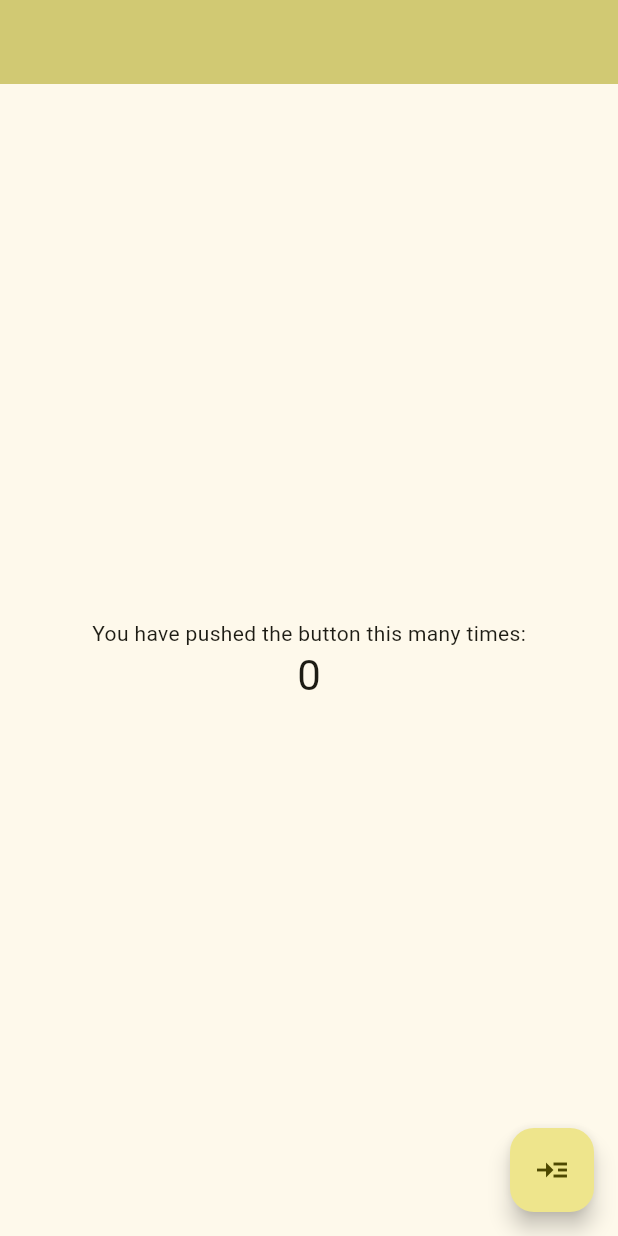
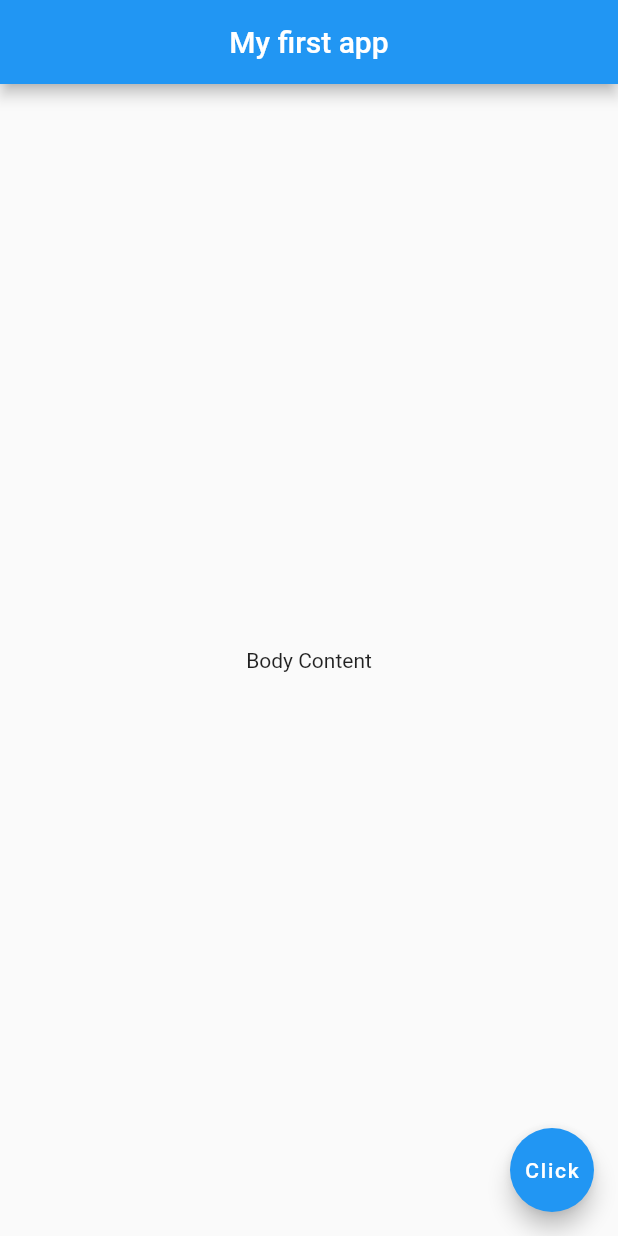
Before and after one commit to tahajadid/flutter_first_app, a Flutter app: the screen it shows after launch, on a phone screen of 412 x 824 dp. Run offline on Flutter 3.47's test engine with Material 2 defaults, Android fonts, the phone set to English and light mode, and no system bars.

Commit message:
re-doing the code

```diff
--- a/lib/main.dart
+++ b/lib/main.dart
@@ -1,127 +1,19 @@
 import 'package:flutter/material.dart';
 
 void main() {
-  runApp(const MyApp());
-}
-
-class MyApp extends StatelessWidget {
-  const MyApp({super.key});
-
-  // This widget is the root of your application.
-  @override
-  Widget build(BuildContext context) {
-    return MaterialApp(
-      title: 'Flutter Demo',
-      theme: ThemeData(
-        // This is the theme of your application.
-        //
-        // TRY THIS: Try running your application with "flutter run". You'll see
-        // the application has a blue toolbar. Then, without quitting the app,
-        // try changing the seedColor in the colorScheme below to Colors.green
-        // and then invoke "hot reload" (save your changes or press the "hot
-        // reload" button in a Flutter-supported IDE, or press "r" if you used
-        // the command line to start the app).
-        //
-        // Notice that the counter didn't reset back to zero; the application
-        // state is not lost during the reload. To reset the state, use hot
-        // restart instead.
-        //
-        // This works for code too, not just values: Most code changes can be
-        // tested with just a hot reload.
-        colorScheme:
-            ColorScheme.fromSeed(seedColor: Color.fromARGB(255, 242, 229, 40)),
-        useMaterial3: true,
-      ),
-      home: const MyHomePage(title: ''),
-    );
-  }
-}
-
-class MyHomePage extends StatefulWidget {
-  const MyHomePage({super.key, required this.title});
-
-  // This widget is the home page of your application. It is stateful, meaning
-  // that it has a State object (defined below) that contains fields that affect
-  // how it looks.
-
-  // This class is the configuration for the state. It holds the values (in this
-  // case the title) provided by the parent (in this case the App widget) and
-  // used by the build method of the State. Fields in a Widget subclass are
-  // always marked "final".
-
-  final String title;
-
-  @override
-  State<MyHomePage> createState() => _MyHomePageState();
-}
-
-class _MyHomePageState extends State<MyHomePage> {
-  int _counter = 0;
-
-  void _incrementCounter() {
-    setState(() {
-      // This call to setState tells the Flutter framework that something has
-      // changed in this State, which causes it to rerun the build method below
-      // so that the display can reflect the updated values. If we changed
-      // _counter without calling setState(), then the build method would not be
-      // called again, and so nothing would appear to happen.
-      _counter++;
-    });
-  }
-
-  @override
-  Widget build(BuildContext context) {
-    // This method is rerun every time setState is called, for instance as done
-    // by the _incrementCounter method above.
-    //
-    // The Flutter framework has been optimized to make rerunning build methods
-    // fast, so that you can just rebuild anything that needs updating rather
-    // than having to individually change instances of widgets.
-    return Scaffold(
+  runApp(MaterialApp(
+    home: Scaffold(
       appBar: AppBar(
-        // TRY THIS: Try changing the color here to a specific color (to
-        // Colors.amber, perhaps?) and trigger a hot reload to see the AppBar
-        // change color while the other colors stay the same.
-        backgroundColor: Theme.of(context).colorScheme.inversePrimary,
-        // Here we take the value from the MyHomePage object that was created by
-        // the App.build method, and use it to set our appbar title.
-        title: Text(widget.title),
+        title: Text("My first app"),
+        centerTitle: true,
       ),
       body: Center(
-        // Center is a layout widget. It takes a single child and positions it
-        // in the middle of the parent.
-        child: Column(
-          // Column is also a layout widget. It takes a list of children and
-          // arranges them vertically. By default, it sizes itself to fit its
-          // children horizontally, and tries to be as tall as its parent.
-          //
-          // Column has various properties to control how it sizes itself and
-          // how it positions its children. Here we use mainAxisAlignment to
-          // center the children vertically; the main axis here is the vertical
-          // axis because Columns are vertical (the cross axis would be
-          // horizontal).
-          //
-          // TRY THIS: Invoke "debug painting" (choose the "Toggle Debug Paint"
-          // action in the IDE, or press "p" in the console), to see the
-          // wireframe for each widget
-          mainAxisAlignment: MainAxisAlignment.center,
-          children: <Widget>[
-            const Text(
-              'You have pushed the button this many times:',
-            ),
-            Text(
-              '$_counter',
-              style: Theme.of(context).textTheme.headlineMedium,
-            ),
-            SizedBox()
-          ],
-        ),
+        child: Text("Body Content"),
       ),
       floatingActionButton: FloatingActionButton(
-        onPressed: _incrementCounter,
-        tooltip: 'Increment',
-        child: const Icon(Icons.read_more),
-      ), // This trailing comma makes auto-formatting nicer for build methods.
-    );
-  }
+        onPressed: () {},
+        child: Text("Click"),
+      ),
+    ),
+  ));
 }
```
Also changed, not shown: 1 other file.
